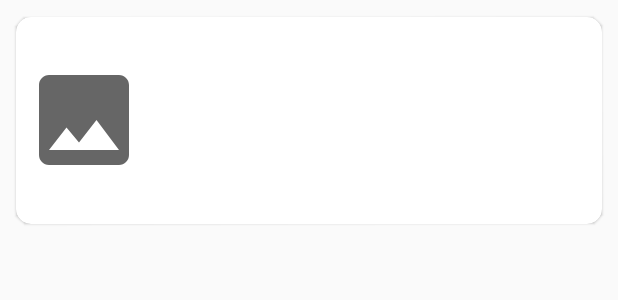
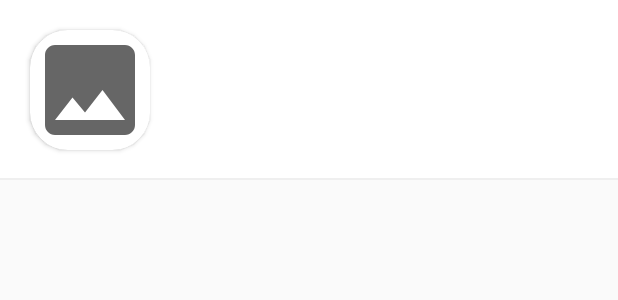
Before and after one commit to CampWith/CampWith_AndroidClient, an Android app: the layout item_camp_car.xml on its own in the app's theme, with its tools: preview values and no code run, on a phone screen of 412 x 824 dp. Shown: the top 300 px of the screen. Run offline under Robolectric (Android 15) with nearby library versions, the phone set to English and light mode, and no system bars; network calls fail.

Commit message:
fix - UI 수정

```diff
--- a/app/src/main/res/layout/item_camp.xml
+++ b/app/src/main/res/layout/item_camp.xml
@@ -12,7 +12,6 @@
         android:id="@+id/cv_camp_item"
         android:layout_width="match_parent"
         android:layout_height="120dp"
-        android:orientation="vertical"
         android:background="@color/white">
 
         <LinearLayout
@@ -40,6 +39,7 @@
                 android:layout_width="match_parent"
                 android:layout_height="match_parent"
                 android:layout_marginLeft="10dp"
+                android:layout_marginRight="10dp"
                 android:layout_marginTop="20dp"
                 android:layout_marginBottom="20dp"
                 android:orientation="vertical">
--- a/app/src/main/res/layout/item_camp_car.xml
+++ b/app/src/main/res/layout/item_camp_car.xml
@@ -8,14 +8,10 @@
             type="com.example.campwith.data.camp.CampCarItem" />
     </data>
 
-    <androidx.cardview.widget.CardView
+    <androidx.constraintlayout.widget.ConstraintLayout
         android:id="@+id/cv_camp_car_item"
         android:layout_width="match_parent"
-        android:layout_height="150dp"
-        app:cardCornerRadius="10dp"
-        android:layout_margin="5dp"
-        app:cardElevation="1dp"
-        app:cardUseCompatPadding="true"
+        android:layout_height="120dp"
         android:background="@color/white">
 
         <LinearLayout
@@ -23,39 +19,53 @@
             android:layout_height="match_parent"
             android:orientation="horizontal">
 
-            <ImageView
-                android:id="@+id/iv_camp_car_item"
-                android:layout_width="80dp"
-                android:layout_height="80dp"
-                app:srcCompat="@drawable/ic_baseline_image_24"
+            <androidx.cardview.widget.CardView
+                android:layout_width="wrap_content"
+                android:layout_height="wrap_content"
                 android:layout_gravity="center"
-                android:layout_marginLeft="5dp" />
+                android:layout_marginLeft="20dp"
+                app:cardCornerRadius="25dp">
+
+                <ImageView
+                    android:id="@+id/iv_camp_car_item"
+                    android:layout_width="80dp"
+                    android:layout_height="80dp"
+                    android:layout_gravity="center"
+                    android:scaleType="centerCrop"
+                    app:srcCompat="@drawable/ic_baseline_image_24" />
+            </androidx.cardview.widget.CardView>
 
             <LinearLayout
                 android:layout_width="match_parent"
                 android:layout_height="match_parent"
-                android:orientation="vertical"
                 android:layout_marginLeft="10dp"
+                android:layout_marginRight="10dp"
                 android:layout_marginTop="20dp"
-                android:layout_marginBottom="20dp">
+                android:layout_marginBottom="20dp"
+                android:orientation="vertical">
 
                 <TextView
+                    style="@style/medium_basic_16sp"
                     android:layout_width="wrap_content"
                     android:layout_height="wrap_content"
                     android:layout_marginBottom="5dp"
                     android:text="@{ItemCampCar.title}"
-                    style="@style/medium_basic_18sp"
                     android:textColor="@color/black" />
 
                 <TextView
+                    style="@style/medium_basic_12sp"
                     android:layout_width="wrap_content"
                     android:layout_height="wrap_content"
                     android:text="@{ItemCampCar.price}"
-                    style="@style/medium_basic_16sp"
                     android:textColor="@color/dark_gray" />
 
             </LinearLayout>
         </LinearLayout>
 
-    </androidx.cardview.widget.CardView>
+        <View
+            android:layout_width="match_parent"
+            android:layout_height="1dp"
+            android:background="@color/white_gray"
+            app:layout_constraintBottom_toBottomOf="parent" />
+    </androidx.constraintlayout.widget.ConstraintLayout>
 </layout>
```
Also changed, not shown: app/src/main/res/drawable/background_search.xml (added, +13 -0 lines).
